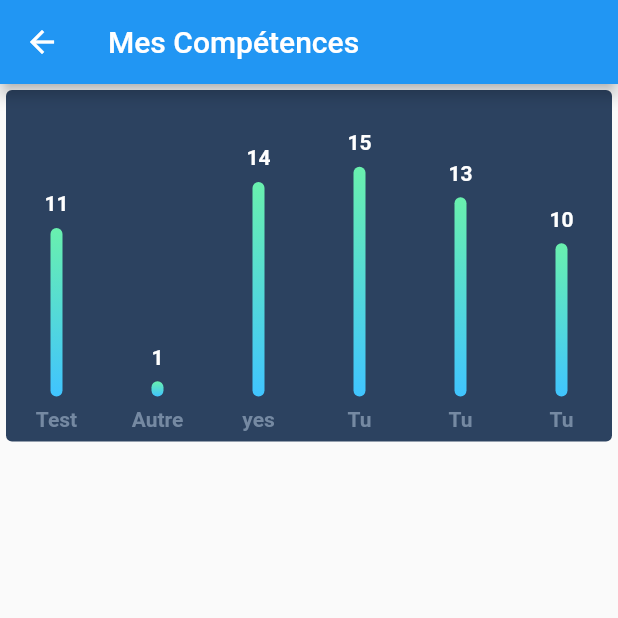
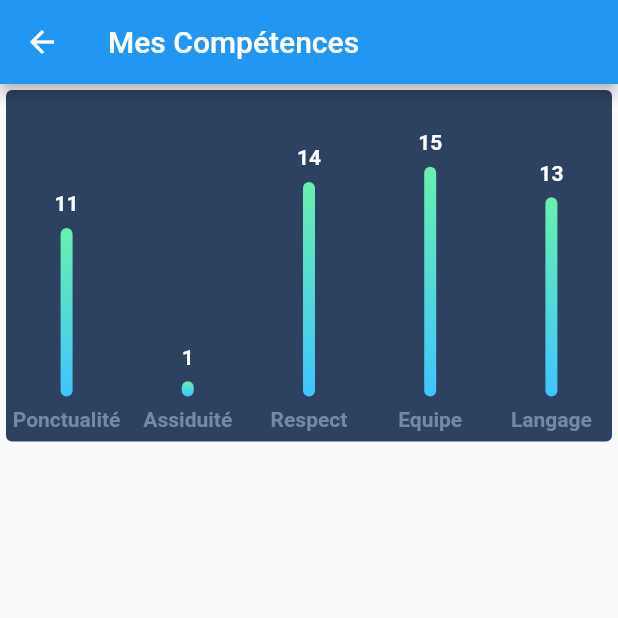
Before and after one commit to WalidKab/Person-Alps, a Flutter app: the SkillsPage screen opened directly, on a phone screen of 412 x 824 dp, the top half of it. Run offline on Flutter 3.47's test engine with Material 2 defaults, Android fonts, the phone set to English and light mode, and no system bars; drawn by our look-alikes of fl_chart; accounts and stored records are empty; network calls fail.

Commit message:
Skills_v2

```diff
--- a/lib/view/competence.dart
+++ b/lib/view/competence.dart
@@ -50,25 +50,19 @@ class Skills extends StatelessWidget {
     String text;
     switch (value.toInt()) {
       case 0:
-        text = 'Test';
+        text = 'Ponctualité';
         break;
       case 1:
-        text = 'Autre';
+        text = 'Assiduité';
         break;
       case 2:
-        text = 'yes';
+        text = 'Respect';
         break;
       case 3:
-        text = 'Tu';
+        text = 'Equipe';
         break;
       case 4:
-        text = 'Fr';
-        break;
-      case 5:
-        text = 'St';
-        break;
-      case 6:
-        text = 'Sn';
+        text = 'Langage';
         break;
       default:
         text = '';
@@ -152,20 +146,10 @@ class Skills extends StatelessWidget {
           showingTooltipIndicators: [0],
         ),
         BarChartGroupData(
-          x: 3,
+          x: 4,
           barRods: [
             BarChartRodData(
               toY: 13,
-              gradient: _barsGradient,
-            )
-          ],
-          showingTooltipIndicators: [0],
-        ),
-        BarChartGroupData(
-          x: 3,
-          barRods: [
-            BarChartRodData(
-              toY: 10,
               gradient: _barsGradient,
             )
           ],
```
